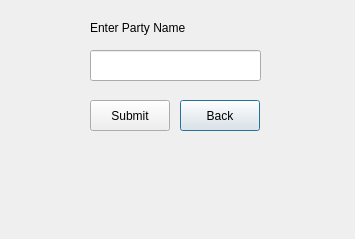
This is add_party.ui in tapish13031997/OVV as Qt 5 draws it before an edit. The edited form follows.
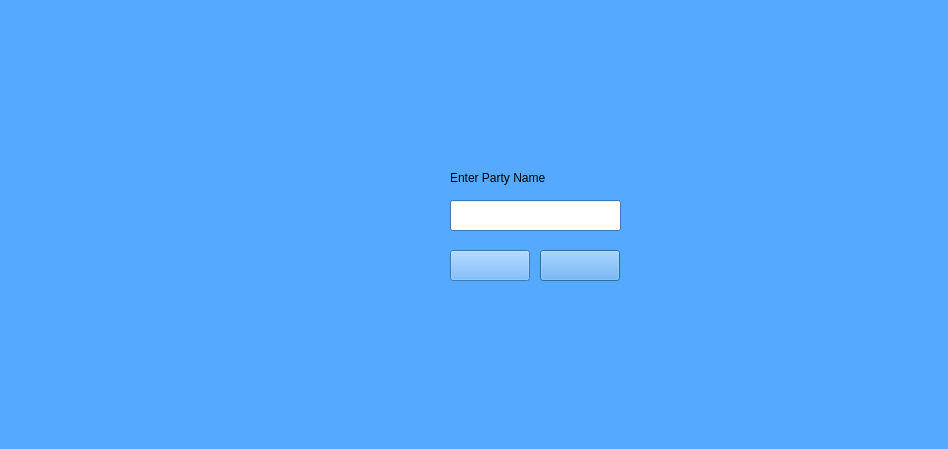
This is the edited form. Icons and pictures are not drawn.

```diff
--- a/add_party.ui
+++ b/add_party.ui
@@ -6,22 +6,440 @@
    <rect>
     <x>0</x>
     <y>0</y>
-    <width>355</width>
-    <height>239</height>
+    <width>948</width>
+    <height>449</height>
    </rect>
   </property>
+  <property name="palette">
+   <palette>
+    <active>
+     <colorrole role="WindowText">
+      <brush brushstyle="SolidPattern">
+       <color alpha="255">
+        <red>0</red>
+        <green>0</green>
+        <blue>0</blue>
+       </color>
+      </brush>
+     </colorrole>
+     <colorrole role="Button">
+      <brush brushstyle="SolidPattern">
+       <color alpha="255">
+        <red>85</red>
+        <green>170</green>
+        <blue>255</blue>
+       </color>
+      </brush>
+     </colorrole>
+     <colorrole role="Light">
+      <brush brushstyle="SolidPattern">
+       <color alpha="255">
+        <red>213</red>
+        <green>234</green>
+        <blue>255</blue>
+       </color>
+      </brush>
+     </colorrole>
+     <colorrole role="Midlight">
+      <brush brushstyle="SolidPattern">
+       <color alpha="255">
+        <red>149</red>
+        <green>202</green>
+        <blue>255</blue>
+       </color>
+      </brush>
+     </colorrole>
+     <colorrole role="Dark">
+      <brush brushstyle="SolidPattern">
+       <color alpha="255">
+        <red>42</red>
+        <green>85</green>
+        <blue>127</blue>
+       </color>
+      </brush>
+     </colorrole>
+     <colorrole role="Mid">
+      <brush brushstyle="SolidPattern">
+       <color alpha="255">
+        <red>56</red>
+        <green>113</green>
+        <blue>170</blue>
+       </color>
+      </brush>
+     </colorrole>
+     <colorrole role="Text">
+      <brush brushstyle="SolidPattern">
+       <color alpha="255">
+        <red>0</red>
+        <green>0</green>
+        <blue>0</blue>
+       </color>
+      </brush>
+     </colorrole>
+     <colorrole role="BrightText">
+      <brush brushstyle="SolidPattern">
+       <color alpha="255">
+        <red>255</red>
+        <green>255</green>
+        <blue>255</blue>
+       </color>
+      </brush>
+     </colorrole>
+     <colorrole role="ButtonText">
+      <brush brushstyle="SolidPattern">
+       <color alpha="255">
+        <red>0</red>
+        <green>0</green>
+        <blue>0</blue>
+       </color>
+      </brush>
+     </colorrole>
+     <colorrole role="Base">
+      <brush brushstyle="SolidPattern">
+       <color alpha="255">
+        <red>255</red>
+        <green>255</green>
+        <blue>255</blue>
+       </color>
+      </brush>
+     </colorrole>
+     <colorrole role="Window">
+      <brush brushstyle="SolidPattern">
+       <color alpha="255">
+        <red>85</red>
+        <green>170</green>
+        <blue>255</blue>
+       </color>
+      </brush>
+     </colorrole>
+     <colorrole role="Shadow">
+      <brush brushstyle="SolidPattern">
+       <color alpha="255">
+        <red>0</red>
+        <green>0</green>
+        <blue>0</blue>
+       </color>
+      </brush>
+     </colorrole>
+     <colorrole role="AlternateBase">
+      <brush brushstyle="SolidPattern">
+       <color alpha="255">
+        <red>170</red>
+        <green>212</green>
+        <blue>255</blue>
+       </color>
+      </brush>
+     </colorrole>
+     <colorrole role="ToolTipBase">
+      <brush brushstyle="SolidPattern">
+       <color alpha="255">
+        <red>255</red>
+        <green>255</green>
+        <blue>220</blue>
+       </color>
+      </brush>
+     </colorrole>
+     <colorrole role="ToolTipText">
+      <brush brushstyle="SolidPattern">
+       <color alpha="255">
+        <red>0</red>
+        <green>0</green>
+        <blue>0</blue>
+       </color>
+      </brush>
+     </colorrole>
+    </active>
+    <inactive>
+     <colorrole role="WindowText">
+      <brush brushstyle="SolidPattern">
+       <color alpha="255">
+        <red>0</red>
+        <green>0</green>
+        <blue>0</blue>
+       </color>
+      </brush>
+     </colorrole>
+     <colorrole role="Button">
+      <brush brushstyle="SolidPattern">
+       <color alpha="255">
+        <red>85</red>
+        <green>170</green>
+        <blue>255</blue>
+       </color>
+      </brush>
+     </colorrole>
+     <colorrole role="Light">
+      <brush brushstyle="SolidPattern">
+       <color alpha="255">
+        <red>213</red>
+        <green>234</green>
+        <blue>255</blue>
+       </color>
+      </brush>
+     </colorrole>
+     <colorrole role="Midlight">
+      <brush brushstyle="SolidPattern">
+       <color alpha="255">
+        <red>149</red>
+        <green>202</green>
+        <blue>255</blue>
+       </color>
+      </brush>
+     </colorrole>
+     <colorrole role="Dark">
+      <brush brushstyle="SolidPattern">
+       <color alpha="255">
+        <red>42</red>
+        <green>85</green>
+        <blue>127</blue>
+       </color>
+      </brush>
+     </colorrole>
+     <colorrole role="Mid">
+      <brush brushstyle="SolidPattern">
+       <color alpha="255">
+        <red>56</red>
+        <green>113</green>
+        <blue>170</blue>
+       </color>
+      </brush>
+     </colorrole>
+     <colorrole role="Text">
+      <brush brushstyle="SolidPattern">
+       <color alpha="255">
+        <red>0</red>
+        <green>0</green>
+        <blue>0</blue>
+       </color>
+      </brush>
+     </colorrole>
+     <colorrole role="BrightText">
+      <brush brushstyle="SolidPattern">
+       <color alpha="255">
+        <red>255</red>
+        <green>255</green>
+        <blue>255</blue>
+       </color>
+      </brush>
+     </colorrole>
+     <colorrole role="ButtonText">
+      <brush brushstyle="SolidPattern">
+       <color alpha="255">
+        <red>0</red>
+        <green>0</green>
+        <blue>0</blue>
+       </color>
+      </brush>
+     </colorrole>
+     <colorrole role="Base">
+      <brush brushstyle="SolidPattern">
+       <color alpha="255">
+        <red>255</red>
+        <green>255</green>
+        <blue>255</blue>
+       </color>
+      </brush>
+     </colorrole>
+     <colorrole role="Window">
+      <brush brushstyle="SolidPattern">
+       <color alpha="255">
+        <red>85</red>
+        <green>170</green>
+        <blue>255</blue>
+       </color>
+      </brush>
+     </colorrole>
+     <colorrole role="Shadow">
+      <brush brushstyle="SolidPattern">
+       <color alpha="255">
+        <red>0</red>
+        <green>0</green>
+        <blue>0</blue>
+       </color>
+      </brush>
+     </colorrole>
+     <colorrole role="AlternateBase">
+      <brush brushstyle="SolidPattern">
+       <color alpha="255">
+        <red>170</red>
+        <green>212</green>
+        <blue>255</blue>
+       </color>
+      </brush>
+     </colorrole>
+     <colorrole role="ToolTipBase">
+      <brush brushstyle="SolidPattern">
+       <color alpha="255">
+        <red>255</red>
+        <green>255</green>
+        <blue>220</blue>
+       </color>
+      </brush>
+     </colorrole>
+     <colorrole role="ToolTipText">
+      <brush brushstyle="SolidPattern">
+       <color alpha="255">
+        <red>0</red>
+        <green>0</green>
+        <blue>0</blue>
+       </color>
+      </brush>
+     </colorrole>
+    </inactive>
+    <disabled>
+     <colorrole role="WindowText">
+      <brush brushstyle="SolidPattern">
+       <color alpha="255">
+        <red>42</red>
+        <green>85</green>
+        <blue>127</blue>
+       </color>
+      </brush>
+     </colorrole>
+     <colorrole role="Button">
+      <brush brushstyle="SolidPattern">
+       <color alpha="255">
+        <red>85</red>
+        <green>170</green>
+        <blue>255</blue>
+       </color>
+      </brush>
+     </colorrole>
+     <colorrole role="Light">
+      <brush brushstyle="SolidPattern">
+       <color alpha="255">
+        <red>213</red>
+        <green>234</green>
+        <blue>255</blue>
+       </color>
+      </brush>
+     </colorrole>
+     <colorrole role="Midlight">
+      <brush brushstyle="SolidPattern">
+       <color alpha="255">
+        <red>149</red>
+        <green>202</green>
+        <blue>255</blue>
+       </color>
+      </brush>
+     </colorrole>
+     <colorrole role="Dark">
+      <brush brushstyle="SolidPattern">
+       <color alpha="255">
+        <red>42</red>
+        <green>85</green>
+        <blue>127</blue>
+       </color>
+      </brush>
+     </colorrole>
+     <colorrole role="Mid">
+      <brush brushstyle="SolidPattern">
+       <color alpha="255">
+        <red>56</red>
+        <green>113</green>
+        <blue>170</blue>
+       </color>
+      </brush>
+     </colorrole>
+     <colorrole role="Text">
+      <brush brushstyle="SolidPattern">
+       <color alpha="255">
+        <red>42</red>
+        <green>85</green>
+        <blue>127</blue>
+       </color>
+      </brush>
+     </colorrole>
+     <colorrole role="BrightText">
+      <brush brushstyle="SolidPattern">
+       <color alpha="255">
+        <red>255</red>
+        <green>255</green>
+        <blue>255</blue>
+       </color>
+      </brush>
+     </colorrole>
+     <colorrole role="ButtonText">
+      <brush brushstyle="SolidPattern">
+       <color alpha="255">
+        <red>42</red>
+        <green>85</green>
+        <blue>127</blue>
+       </color>
+      </brush>
+     </colorrole>
+     <colorrole role="Base">
+      <brush brushstyle="SolidPattern">
+       <color alpha="255">
+        <red>85</red>
+        <green>170</green>
+        <blue>255</blue>
+       </color>
+      </brush>
+     </colorrole>
+     <colorrole role="Window">
+      <brush brushstyle="SolidPattern">
+       <color alpha="255">
+        <red>85</red>
+        <green>170</green>
+        <blue>255</blue>
+       </color>
+      </brush>
+     </colorrole>
+     <colorrole role="Shadow">
+      <brush brushstyle="SolidPattern">
+       <color alpha="255">
+        <red>0</red>
+        <green>0</green>
+        <blue>0</blue>
+       </color>
+      </brush>
+     </colorrole>
+     <colorrole role="AlternateBase">
+      <brush brushstyle="SolidPattern">
+       <color alpha="255">
+        <red>85</red>
+        <green>170</green>
+        <blue>255</blue>
+       </color>
+      </brush>
+     </colorrole>
+     <colorrole role="ToolTipBase">
+      <brush brushstyle="SolidPattern">
+       <color alpha="255">
+        <red>255</red>
+        <green>255</green>
+        <blue>220</blue>
+       </color>
+      </brush>
+     </colorrole>
+     <colorrole role="ToolTipText">
+      <brush brushstyle="SolidPattern">
+       <color alpha="255">
+        <red>0</red>
+        <green>0</green>
+        <blue>0</blue>
+       </color>
+      </brush>
+     </colorrole>
+    </disabled>
+   </palette>
+  </property>
   <property name="windowTitle">
    <string>Dialog</string>
   </property>
   <widget class="QLabel" name="label">
    <property name="geometry">
     <rect>
-     <x>90</x>
-     <y>20</y>
-     <width>131</width>
+     <x>450</x>
+     <y>170</y>
+     <width>151</width>
      <height>16</height>
     </rect>
    </property>
+   <property name="styleSheet">
+    <string notr="true">font: 75 12pt &quot;Century Schoolbook L&quot;;</string>
+   </property>
    <property name="text">
     <string>Enter Party Name</string>
    </property>
@@ -29,8 +447,8 @@
   <widget class="QLineEdit" name="party_name">
    <property name="geometry">
     <rect>
-     <x>90</x>
-     <y>50</y>
+     <x>450</x>
+     <y>200</y>
      <width>171</width>
      <height>31</height>
     </rect>
@@ -39,33 +457,37 @@
   <widget class="QPushButton" name="back">
    <property name="geometry">
     <rect>
-     <x>180</x>
-     <y>100</y>
+     <x>540</x>
+     <y>250</y>
      <width>80</width>
      <height>31</height>
     </rect>
    </property>
    <property name="text">
-    <string>Back</string>
+    <string/>
+   </property>
+   <property name="icon">
+    <iconset resource="src/files.qrc">
+     <normaloff>:/button_back.png</normaloff>:/button_back.png</iconset>
    </property>
    <property name="iconSize">
     <size>
-     <width>80</width>
-     <height>80</height>
+     <width>91</width>
+     <height>90</height>
     </size>
    </property>
   </widget>
   <widget class="QPushButton" name="submit">
    <property name="geometry">
     <rect>
-     <x>90</x>
-     <y>100</y>
+     <x>450</x>
+     <y>250</y>
      <width>80</width>
      <height>31</height>
     </rect>
    </property>
    <property name="text">
-    <string>Submit</string>
+    <string/>
    </property>
    <property name="icon">
     <iconset>
@@ -78,6 +500,25 @@
     </size>
    </property>
   </widget>
+  <widget class="QLabel" name="label_2">
+   <property name="geometry">
+    <rect>
+     <x>70</x>
+     <y>140</y>
+     <width>301</width>
+     <height>171</height>
+    </rect>
+   </property>
+   <property name="text">
+    <string/>
+   </property>
+   <property name="pixmap">
+    <pixmap resource="src/files.qrc">:/1595443_1280x720.jpg</pixmap>
+   </property>
+   <property name="scaledContents">
+    <bool>true</bool>
+   </property>
+  </widget>
  </widget>
  <resources/>
  <connections/>
```
Left out of the diff: 8 changed lines with no effect on the pictures.
